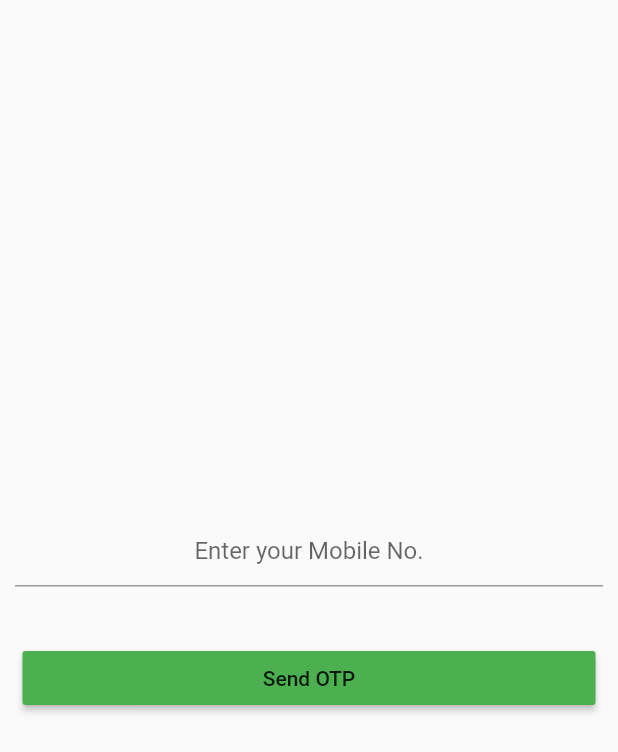
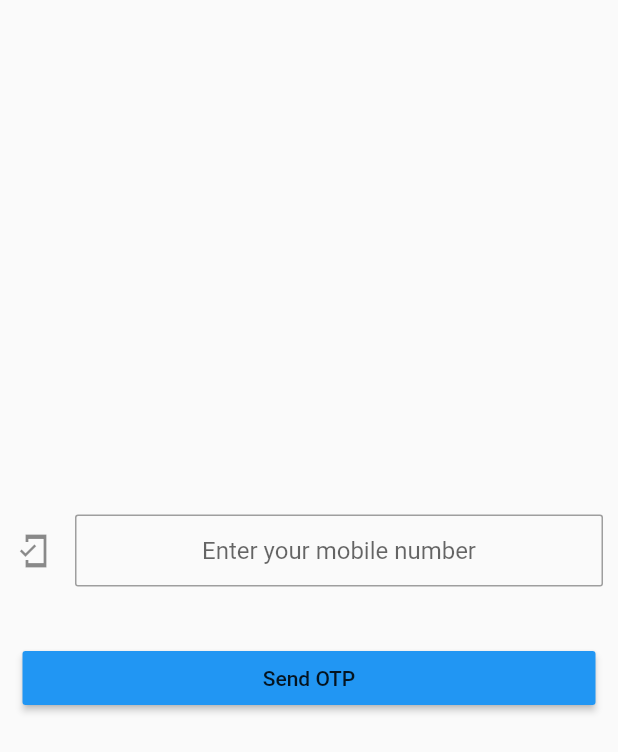
Before and after one commit to sudhanshu-2311/HT_testing, a Flutter app: the screen it shows after launch, after a tap on "Send OTP", on a phone screen of 412 x 824 dp. Shown: the top 752 px of the screen. Run offline on Flutter 3.47's test engine with Material 2 defaults, Android fonts, the phone set to English and light mode, and no system bars; our stand-ins replace firebase_auth, firebase_core, intl_phone_number_input; accounts and stored records are empty; network calls fail.

Commit message:
Some UI changes

```diff
--- a/lib/PhoneVerification.dart
+++ b/lib/PhoneVerification.dart
@@ -2,28 +2,109 @@ import 'package:flutter/material.dart';
 import 'package:authentication_app/WelcomeScreen.dart';
 import 'package:firebase_auth/firebase_auth.dart';
 import 'package:firebase_core/firebase_core.dart';
-class PhoneVerification  extends StatefulWidget {
+import 'package:intl_phone_number_input/intl_phone_number_input.dart';
+
+
+
+class PhoneVerification extends StatefulWidget {
   @override
   _PhoneVerificationState createState() => _PhoneVerificationState();
 }
 
-class _PhoneVerificationState extends State<PhoneVerification > {
+class _PhoneVerificationState extends State<PhoneVerification> {
   String number;
   String smsCode;
-   final _textController= TextEditingController();
+  final _textController = TextEditingController();
+  final _codeController = TextEditingController();
   @override
   void initState() {
     initializeFirebase();
     super.initState();
   }
-  void initializeFirebase() async{
-     try{
+
+  void initializeFirebase() async {
+    try {
       await Firebase.initializeApp();
-     }catch(e)
-    {
+    } catch (e) {
       print('error');
     }
   }
+
+  Future<void> _letsbegin(String phone,BuildContext context) async {
+    FirebaseAuth _auth = FirebaseAuth.instance;
+    await _auth.verifyPhoneNumber(
+      phoneNumber:'+91'+phone,
+      // '+91' + _textController.text,
+      timeout: Duration(seconds: 5),
+      verificationCompleted: (PhoneAuthCredential credential) async {
+        Navigator.pop(context);
+        UserCredential result = await _auth.signInWithCredential(credential);
+        User user = result.user;
+        if (user != null) {
+          Navigator.push(
+            context,
+            MaterialPageRoute(builder: (context) => WelcomeScreen()),
+          );
+        } else {
+          print('Error');
+        }
+      },
+      verificationFailed: (FirebaseAuthException e) {
+        if (e.code == 'invalid-phone-number') {
+          print('The provided phone number is not valid.');
+        }
+      },
+      codeSent: (String verificationId, int resendToken) {
+        showDialog(
+            context: context,
+            barrierDismissible: false,
+            builder: (context) {
+              return AlertDialog(
+                title: Text('Enter the OTP'),
+                content: Column(
+                  children: <Widget>[
+                    TextField(
+                      onChanged: (value)
+                      {
+                        smsCode=value;
+                      },
+                      // controller: _codeController,
+                      keyboardType: TextInputType.number,
+                    ),
+                  ],
+                ),
+                actions: <Widget>[
+                  FlatButton(
+                    textColor: Colors.white,
+                    color: Colors.blue,
+                    child: Text('Verify'),
+                    onPressed: () async {
+                      // final code=_codeController.text.trim();
+                      PhoneAuthCredential phoneAuthCredential =
+                      PhoneAuthProvider.credential(
+                          verificationId: verificationId,
+                          smsCode:smsCode);
+                      UserCredential result = await _auth.signInWithCredential(phoneAuthCredential);
+                      User user = result.user;
+                      if (user != null) {
+                        Navigator.push(
+                          context,
+                          MaterialPageRoute(
+                              builder: (context) => WelcomeScreen()),
+                        );
+                      } else {
+                        print('Error');
+                      }
+                    },
+                  ),
+                ],
+              );
+            });
+      },
+      codeAutoRetrievalTimeout: (String verificationId) {},
+    );
+  }
+
   @override
   Widget build(BuildContext context) {
     return Scaffold(
@@ -35,14 +116,27 @@ class _PhoneVerificationState extends State<PhoneVerification > {
             crossAxisAlignment: CrossAxisAlignment.stretch,
             children: <Widget>[
               TextField(
-               onChanged: (value)
-                {
-                  number=value;
-                },
                 keyboardType: TextInputType.number,
+                controller: _textController,
                 textAlign: TextAlign.center,
                 decoration: InputDecoration(
-                  hintText: 'Enter your Mobile No.',
+                  hintText: 'Enter your mobile number',
+                  icon: Icon(Icons.mobile_friendly_sharp),
+                  contentPadding: EdgeInsets.symmetric(
+                      vertical: 10.0, horizontal: 20.0),
+                  border: OutlineInputBorder(
+                    borderRadius: BorderRadius.all(Radius.circular(2.0)),
+                  ),
+                  enabledBorder: OutlineInputBorder(
+                    borderSide:
+                    BorderSide(color: Colors.grey, width: 1.0),
+                    borderRadius: BorderRadius.all(Radius.circular(2.0)),
+                  ),
+                  focusedBorder: OutlineInputBorder(
+                    borderSide:
+                    BorderSide(color: Colors.grey, width: 2.0),
+                    borderRadius: BorderRadius.all(Radius.circular(2.0)),
+                  ),
                 ),
               ),
               SizedBox(
@@ -51,90 +145,20 @@ class _PhoneVerificationState extends State<PhoneVerification > {
               Padding(
                 padding: EdgeInsets.all(5),
                 child: MaterialButton(
-                  color: Colors.green,
-                  onPressed: (){
-                  _letsbegin(context);
+                  color: Colors.blue,
+                  onPressed: () {
+                    final phone=_textController.text.trim();
+                    _letsbegin(phone,context);
                   },
-                 child:  Text(
-                   'Send OTP'
-                 ),
+                  child: Text('Send OTP'),
                 ),
               ),
             ],
-
           ),
         ),
       ),
     );
   }
-   Future<void> _letsbegin( BuildContext context) async
-   {
 
-     FirebaseAuth _auth=FirebaseAuth.instance;
-     await _auth.verifyPhoneNumber(
-         phoneNumber: '+91'+ number,
-         timeout: Duration(seconds: 60),
-         verificationCompleted: (PhoneAuthCredential credential) async {
-           // Navigator.pop(context);
-          UserCredential result= await _auth.signInWithCredential(credential);
-          User user=result.user;
-          if(user!=null) {
-            Navigator.push(context,
-              MaterialPageRoute(builder: (context) => WelcomeScreen()),
-            );
-          }
-          else{
-            print('Error');
-          }
-         },
-         verificationFailed: (FirebaseAuthException e) {
-           if (e.code == 'invalid-phone-number') {
-             print('The provided phone number is not valid.');
-           }
-         },
-         codeSent: (String verificationId, int resendToken)  {
-           showDialog(
-               context: context,
-               barrierDismissible: false,
-               builder: (context){
-                 return AlertDialog(
-                   title: Text('Enter the OTP'),
-                   content: Column(
-                     children: <Widget>[
-                       TextField(
-                         // onChanged: (value)
-                         // {
-                         //   _textController=value;
-                         // },
-                         controller: _textController,
-                         keyboardType: TextInputType.number,
-                       ),
-                     ],
-                   ),
-                   actions:<Widget> [
-                     FlatButton(
-                       child: Text('Verify'),
-                       onPressed: () async {
-                         PhoneAuthCredential phoneAuthCredential = PhoneAuthProvider.credential(verificationId: verificationId, smsCode: _textController.text);
-                         UserCredential result= await _auth.signInWithCredential(phoneAuthCredential);
-                         User user=result.user;
-                         if(user!=null) {
-                           Navigator.push(context,
-                             MaterialPageRoute(builder: (context) => WelcomeScreen()),
-                           );
-                         }else{
-                           print('Error');
-                         }
-                       },
-                     ),
-                   ],
-                 );
-               }
-           );
-         },
-         codeAutoRetrievalTimeout: (String verificationId) {
-         },
-     );
-         }
 
 }
--- a/pubspec.yaml
+++ b/pubspec.yaml
@@ -23,13 +23,15 @@ environment:
 dependencies:
   flutter:
     sdk: flutter
-
+  intl_phone_number_input: ^0.6.0
 
   # The following adds the Cupertino Icons font to your application.
   # Use with the CupertinoIcons class for iOS style icons.
   cupertino_icons: ^1.0.0
   firebase_core: ^0.7.0
   firebase_auth: ^0.20.0+1
+
+
 
 dev_dependencies:
   flutter_test:
```
Also changed, not shown: pubspec.lock, 5 other files. Lines whose indentation alone changed are shown as unchanged.
